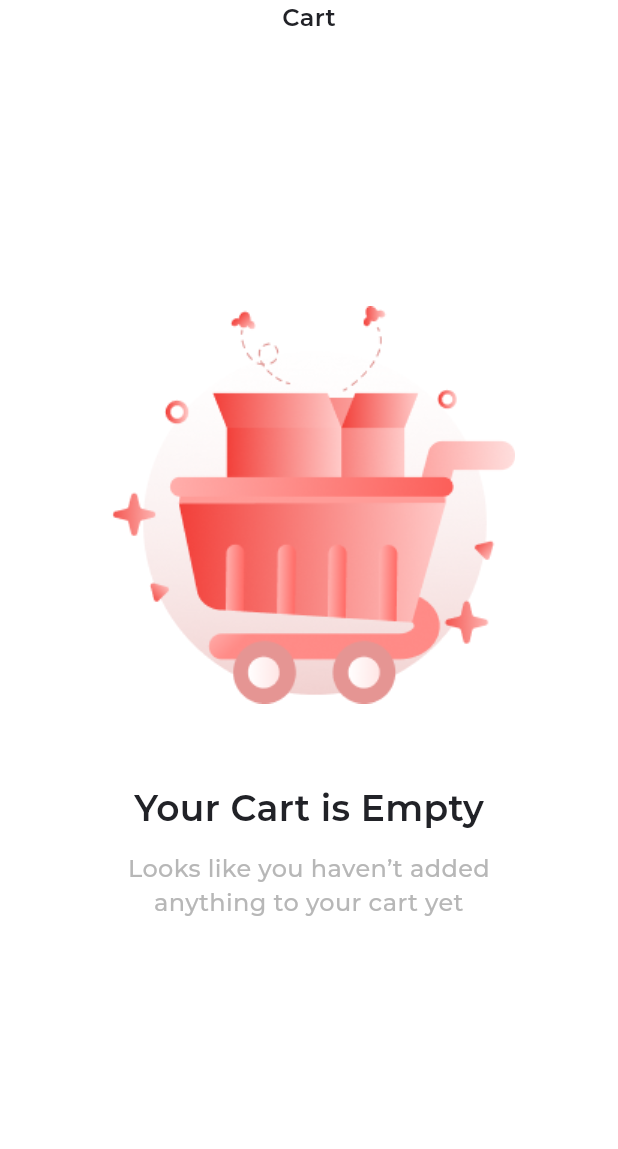
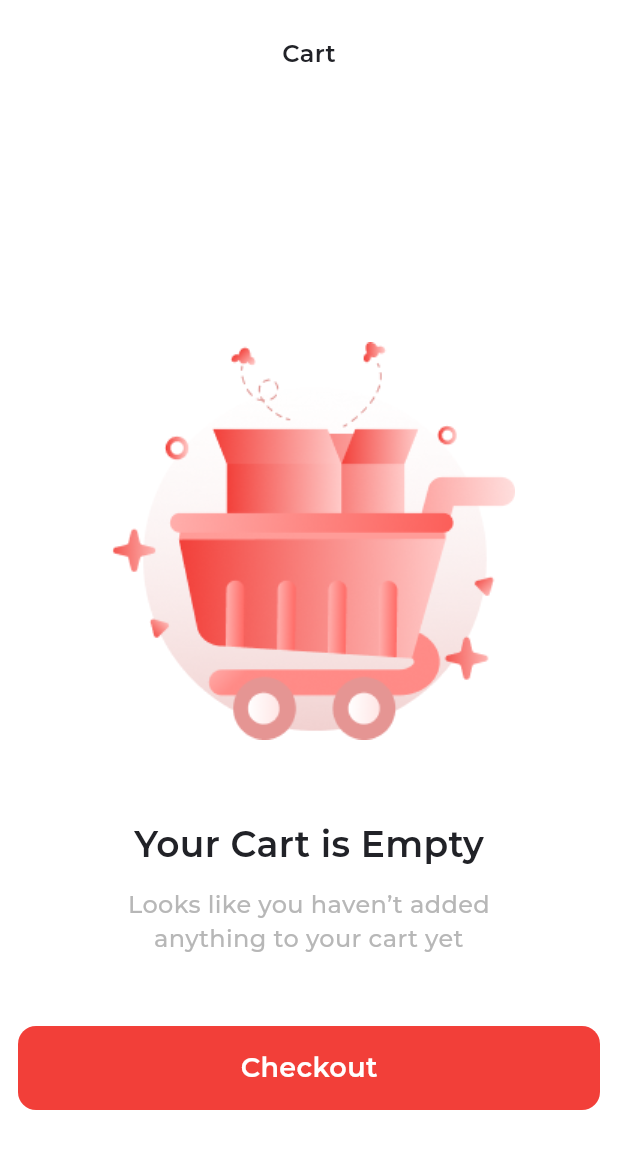
Before and after one commit to RowadElmostaqbel/singel-app, a Flutter app: the CartView screen opened directly, on a phone screen of 412 x 824 dp. Shown: the top 1149 px of the screen. Run offline on Flutter 3.47's test engine with Material 3 defaults, Android fonts, the phone set to English and light mode, and no system bars; our stand-ins replace animated_splash_screen, bloc, carousel_slider, easy_stepper, equatable, flutter_bloc and 7 more; missing offline and left inert: credit_card_type_detector.

Commit message:
Refactor cart view and related widgets
- Removed redundant code and adjusted widget layout in cart view
- Updated checkout button design and position in cart view
- Adjusted text style for displaying meal price in cart item widget

```diff
--- a/lib/core/utils/text_styles.dart
+++ b/lib/core/utils/text_styles.dart
@@ -14,6 +14,12 @@ static const black18Medium = TextStyle(
   );
   static const black16Medium = TextStyle(
     fontSize: 16,
+    fontWeight: FontWeight.w500,
+    color: AppColors.blackColor,
+  );
+
+    static const black14Medium = TextStyle(
+    fontSize: 14,
     fontWeight: FontWeight.w500,
     color: AppColors.blackColor,
   );
--- a/lib/features/bottom_nav/presentation/views/bottom_nav_view.dart
+++ b/lib/features/bottom_nav/presentation/views/bottom_nav_view.dart
@@ -1,6 +1,7 @@
 import 'package:flutter/material.dart';
 import 'package:flutter_hooks/flutter_hooks.dart';
 import 'package:single_resturant_app/features/bottom_nav/presentation/widgets/custom_nav_bar.dart';
+import 'package:single_resturant_app/features/cart/presentation/views/cart_view.dart';
 
 import '../../../home/presentation/views/home_view.dart';
 
@@ -10,7 +11,7 @@ class BottomNavView extends HookWidget {
     const HomeView(),
     Container(),
     Container(),
-    Container(),
+    const CartView(),
     Container(),
     // const CartView(),
     // const ProfileView(),
--- a/lib/features/cart/presentation/views/cart_view.dart
+++ b/lib/features/cart/presentation/views/cart_view.dart
@@ -1,4 +1,3 @@
-
 import 'package:flutter/material.dart';
 import 'package:flutter_bloc/flutter_bloc.dart';
 import 'package:gap/gap.dart';
@@ -17,6 +16,7 @@ class CartView extends StatelessWidget {
   @override
   Widget build(BuildContext context) {
     return Scaffold(
+      bottomSheet: const CheckoutBtn(),
       body: SafeArea(
         child: Padding(
           padding: const EdgeInsets.symmetric(
@@ -25,6 +25,7 @@ class CartView extends StatelessWidget {
           child: SingleChildScrollView(
             child: Column(
               children: [
+                const Gap(24),
                 const Center(
                   child: Text(
                     'Cart',
@@ -51,8 +52,6 @@ class CartView extends StatelessWidget {
                       ),
                       Gap(24),
                       TotalPriceWidget(),
-                      Gap(36),
-                      CheckoutBtn(),
                     ],
                   ),
               ],
```
Also changed, not shown: lib/features/cart/presentation/widgets/cart_item.dart (+10 -27 lines), lib/features/cart/presentation/widgets/check_out_btn.dart (+8 -27 lines).
